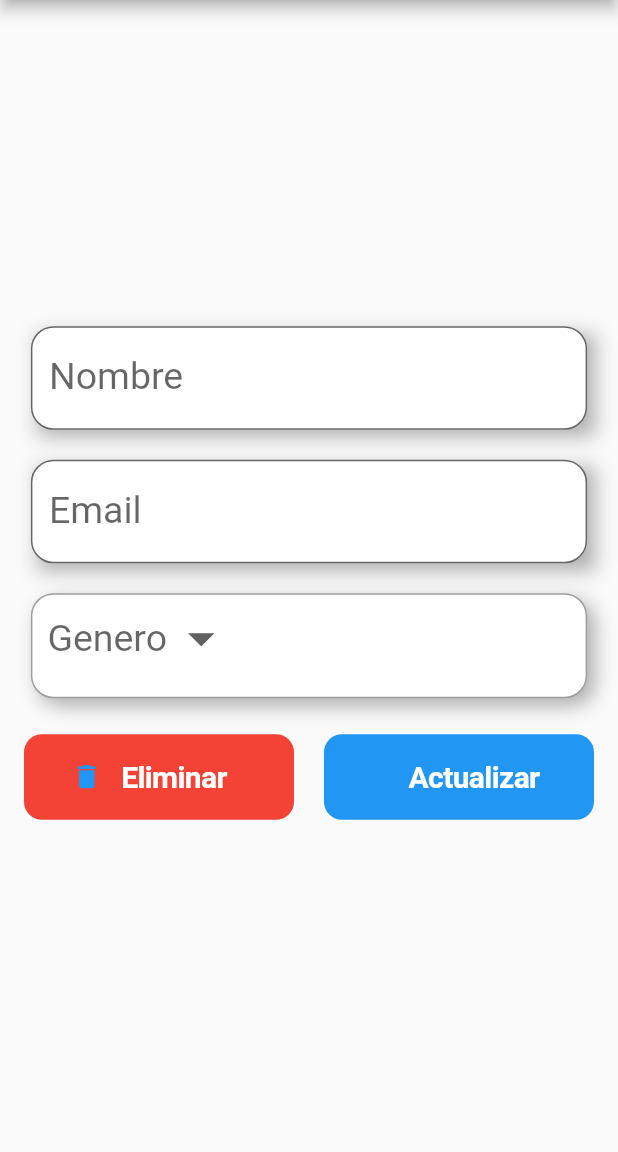
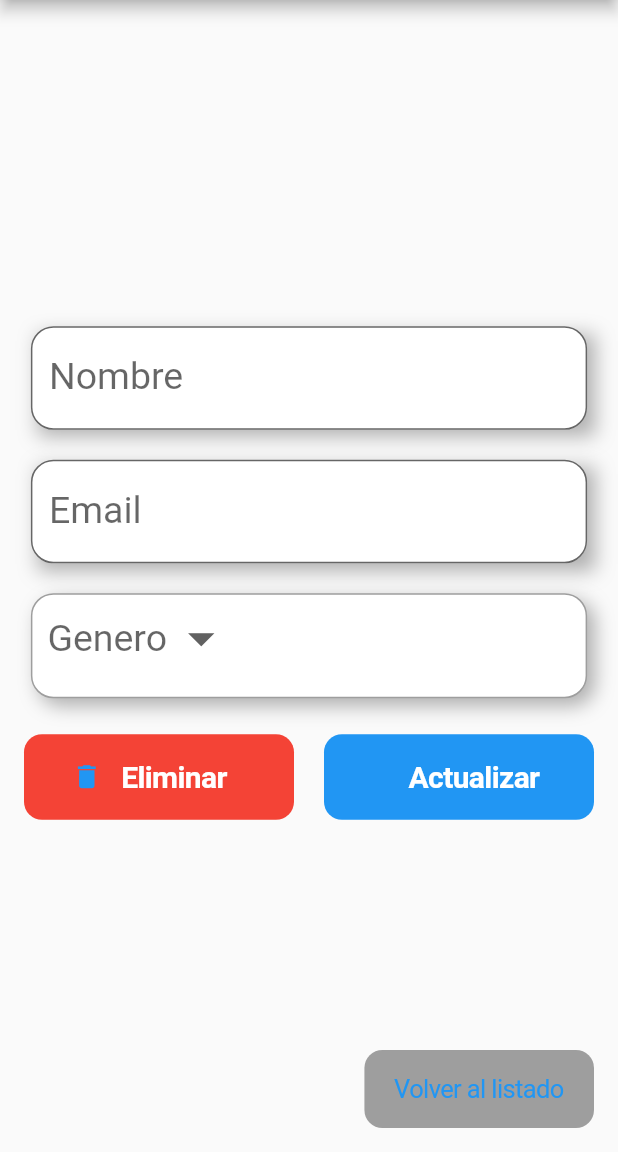
Before and after one commit to jcavila44/userspost, a Flutter app: the GestionUserPage screen opened directly with empty values, on a phone screen of 412 x 824 dp, the part 84-1236 px from its top. Run offline on Flutter 3.47's test engine with Material 2 defaults, Android fonts, the phone set to English and light mode, and no system bars; our stand-ins replace fluttertoast; accounts and stored records are empty.

Commit message:
se añadio botón atras en la gestión de usuarios

```diff
--- a/lib/pages/users/manage_user_page.dart
+++ b/lib/pages/users/manage_user_page.dart
@@ -8,6 +8,8 @@ import 'package:userspost/widgets/buttons_drawer_widget.dart';
 import 'package:userspost/widgets/input_registerformuser_widget.dart';
 import 'package:userspost/widgets/selectinput_widget.dart';
 import 'package:userspost/widgets/sidebar_widget.dart';
+
+import 'list_user_page.dart';
 
 class GestionUserPage extends StatefulWidget {
   GestionUserPage({Key key}) : super(key: key);
@@ -34,6 +36,7 @@ class _GestionUserPageState extends State<GestionUserPage> {
 
   @override
   Widget build(BuildContext context) {
+    var keyboardIsOpened = MediaQuery.of(context).viewInsets.bottom != 0.0;
     final User arguments = ModalRoute.of(context).settings.arguments;
     user = arguments;
     _selectedLocation = arguments?.gender ?? '';
@@ -45,6 +48,23 @@ class _GestionUserPageState extends State<GestionUserPage> {
         },
         child: Container(
           child: Scaffold(
+            floatingActionButton: keyboardIsOpened
+                ? null
+                : CupertinoButton(
+                    onPressed: () {
+                      Navigator.of(context).push(
+                        CupertinoPageRoute(
+                          builder: (context) => ListUsersPage(),
+                        ),
+                      );
+                    },
+                    color: Colors.grey,
+                    child: Text('Volver al listado'),
+                  ),
+            floatingActionButtonLocation: FloatingActionButtonLocation.endFloat,
+            bottomNavigationBar: BottomAppBar(
+              color: Colors.white,
+            ),
             key: _scaffoldKey,
             // El Drawer es el menú izquierdo
             drawer: SideBarWidget(),
```
